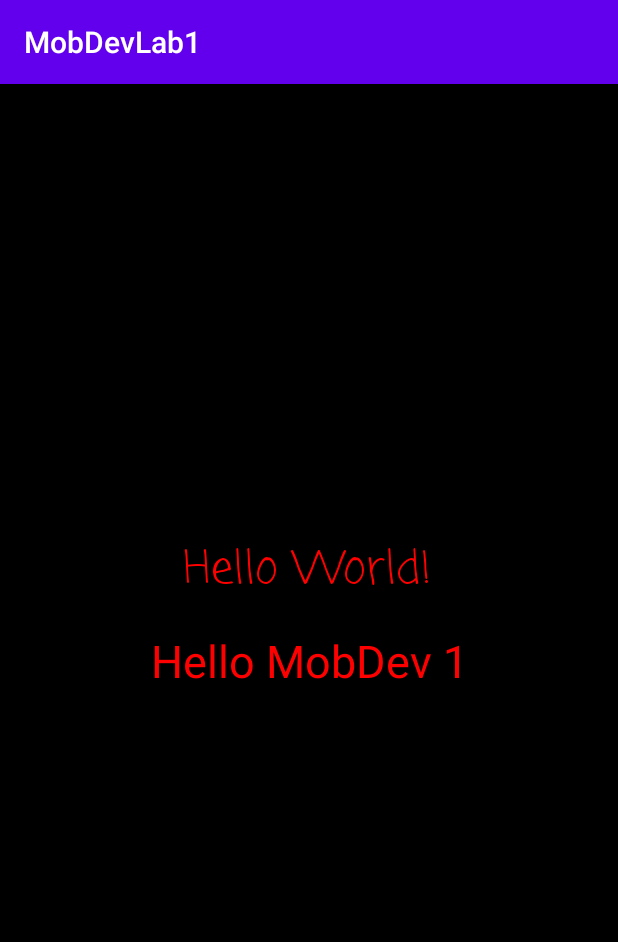
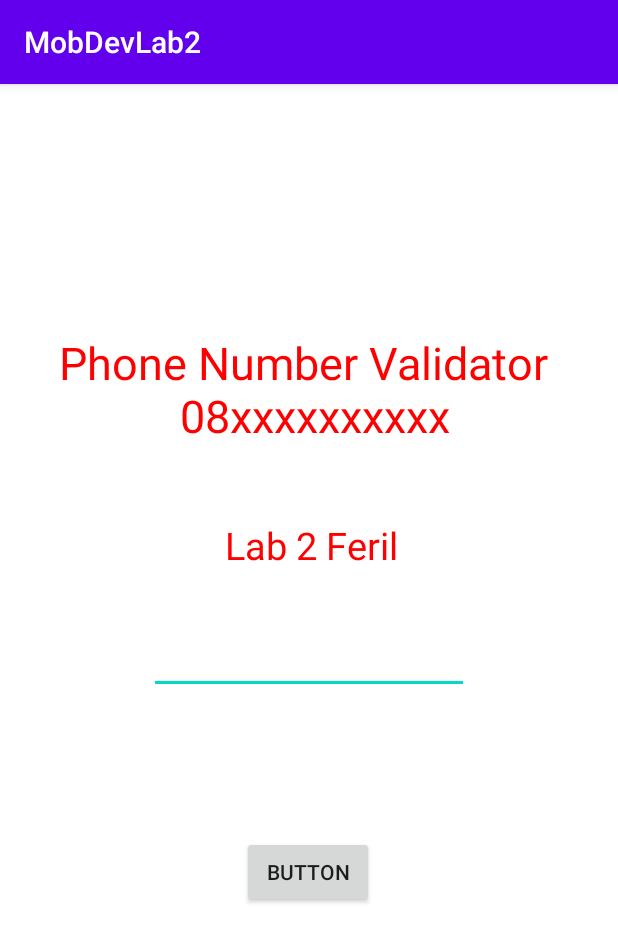
Before and after one commit to feril68/TKTPL-Feril, an Android app: the screen it shows after launch (MainActivity), on a phone screen of 412 x 824 dp. Shown: the top 942 px of the screen. Run offline under Robolectric (Android 15) with nearby library versions, the phone set to English and light mode, and no system bars; libraries missing offline, so code that uses them is left out: id.ac.ui.

Commit message:
add lab-2

```diff
--- a/app/build.gradle
+++ b/app/build.gradle
@@ -33,5 +33,9 @@ dependencies {
     testImplementation 'junit:junit:4.12'
     androidTestImplementation 'androidx.test.ext:junit:1.1.1'
     androidTestImplementation 'androidx.test.espresso:espresso-core:3.2.0'
+    androidTestImplementation 'androidx.test:runner:1.1.1'
+    androidTestImplementation 'androidx.test:rules:1.1.1'
+    androidTestImplementation 'com.nhaarman.mockitokotlin2:mockito-kotlin:2.0.0'
+    androidTestImplementation 'org.mockito:mockito-android:2.23.4'
 
 }
--- a/app/src/main/java/id/ac/ui/cs/mobileprogramming/muhammadferilbp/MobDevLab1/MainActivity.kt
+++ b/app/src/main/java/id/ac/ui/cs/mobileprogramming/muhammadferilbp/MobDevLab1/MainActivity.kt
@@ -2,10 +2,18 @@ package id.ac.ui.cs.mobileprogramming.muhammadferilbp.MobDevLab1
 
 import androidx.appcompat.app.AppCompatActivity
 import android.os.Bundle
+import kotlinx.android.synthetic.main.activity_main.*
 
 class MainActivity : AppCompatActivity() {
     override fun onCreate(savedInstanceState: Bundle?) {
         super.onCreate(savedInstanceState)
         setContentView(R.layout.activity_main)
+
+        submitButton.setOnClickListener {
+            val inputPhoneNumber= editTextPhone.text.toString()
+            val isPhoneNumbervalid = PhoneNumberValidator.phoneNumberValidation(inputPhoneNumber)
+            phoneNumberShow.setText(isPhoneNumbervalid.toString())
+        }
     }
+
 }
--- a/app/src/main/res/layout/activity_main.xml
+++ b/app/src/main/res/layout/activity_main.xml
@@ -4,7 +4,7 @@
     xmlns:tools="http://schemas.android.com/tools"
     android:layout_width="match_parent"
     android:layout_height="match_parent"
-    android:background="#000000"
+    android:background="#ffffff"
     tools:context=".MainActivity"
     >
 
@@ -12,27 +12,65 @@
         android:id="@+id/textView2"
         android:layout_width="wrap_content"
         android:layout_height="wrap_content"
-        android:text="Hello World!"
-        android:fontFamily="casual"
+        android:fontFamily="sans-serif"
+        android:text="Phone Number Validator \n           08xxxxxxxxxx"
+        android:textColor="#FF0000"
         android:textSize="30sp"
-        android:textColor="#FF0000"
         app:layout_constraintBottom_toBottomOf="parent"
         app:layout_constraintEnd_toEndOf="parent"
-        app:layout_constraintHorizontal_bias="0.498"
+        app:layout_constraintHorizontal_bias="0.497"
         app:layout_constraintLeft_toLeftOf="parent"
         app:layout_constraintRight_toRightOf="parent"
         app:layout_constraintStart_toStartOf="parent"
         app:layout_constraintTop_toTopOf="parent"
-        app:layout_constraintVertical_bias="0.417" />
+        app:layout_constraintVertical_bias="0.239" />
 
     <TextView
         android:id="@+id/textView"
         android:layout_width="wrap_content"
         android:layout_height="wrap_content"
-        android:text="Hello MobDev 1"
         android:fontFamily="sans-serif"
+        android:text="Lab 2 Feril"
+        android:textColor="#FF0000"
+        android:textSize="25sp"
+        app:layout_constraintBottom_toBottomOf="parent"
+        app:layout_constraintEnd_toEndOf="parent"
+        app:layout_constraintHorizontal_bias="0.505"
+        app:layout_constraintStart_toStartOf="parent"
+        app:layout_constraintTop_toTopOf="parent"
+        app:layout_constraintVertical_bias="0.395" />
+
+    <TextView
+        android:id="@+id/phoneNumberShow"
+        android:layout_width="wrap_content"
+        android:layout_height="wrap_content"
+        android:textColor="#FF0000"
         android:textSize="30sp"
-        android:textColor="#FF0000"
+        app:layout_constraintBottom_toBottomOf="parent"
+        app:layout_constraintEnd_toEndOf="parent"
+        app:layout_constraintHorizontal_bias="0.498"
+        app:layout_constraintStart_toStartOf="parent"
+        app:layout_constraintTop_toTopOf="parent"
+        app:layout_constraintVertical_bias="0.579" />
+
+    <Button
+        android:id="@+id/submitButton"
+        android:layout_width="wrap_content"
+        android:layout_height="wrap_content"
+        android:text="Button"
+        app:layout_constraintBottom_toBottomOf="parent"
+        app:layout_constraintEnd_toEndOf="parent"
+        app:layout_constraintHorizontal_bias="0.498"
+        app:layout_constraintStart_toStartOf="parent"
+        app:layout_constraintTop_toTopOf="parent"
+        app:layout_constraintVertical_bias="0.696" />
+
+    <EditText
+        android:id="@+id/editTextPhone"
+        android:layout_width="wrap_content"
+        android:layout_height="wrap_content"
+        android:ems="10"
+        android:inputType="phone"
         app:layout_constraintBottom_toBottomOf="parent"
         app:layout_constraintEnd_toEndOf="parent"
         app:layout_constraintStart_toStartOf="parent"
--- a/app/src/main/res/values/strings.xml
+++ b/app/src/main/res/values/strings.xml
@@ -1,3 +1,3 @@
 <resources>
-    <string name="app_name">MobDevLab1</string>
+    <string name="app_name">MobDevLab2</string>
 </resources>
```
Also changed, not shown: app/src/main/java/id/ac/ui/cs/mobileprogramming/muhammadferilbp/MobDevLab1/PhoneNumberValidator.kt (added, +10 -0 lines), 3 other files.
